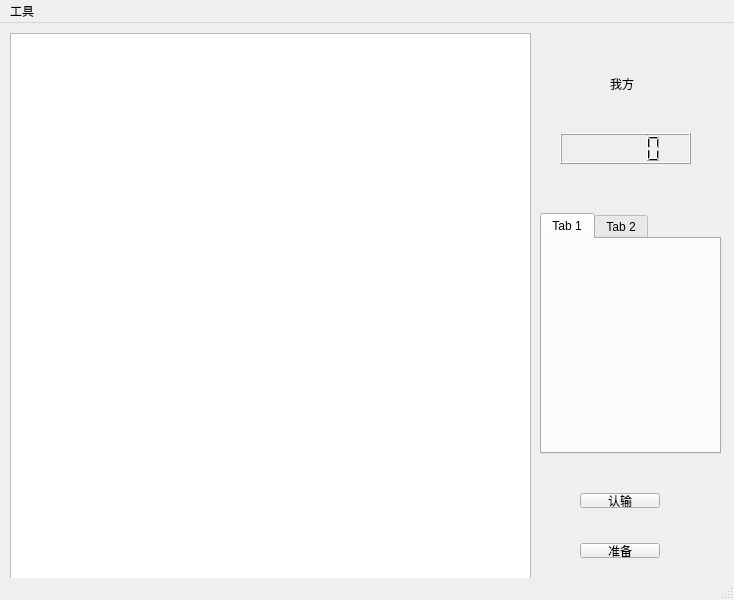
First picture: the form in mainwindow.ui, repository jkxing/QtCC, before the edit.
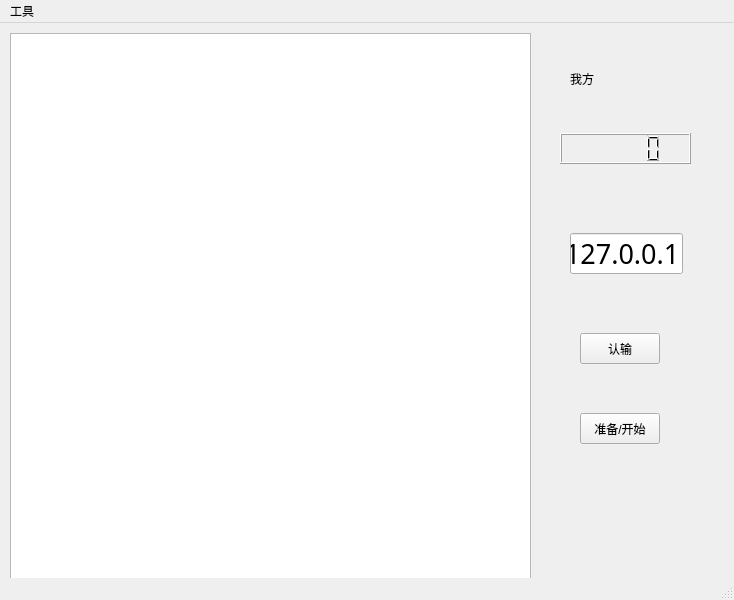
Second picture: the form after the edit. Icons and pictures are not drawn.

Patch:
```diff
--- a/mainwindow.ui
+++ b/mainwindow.ui
@@ -30,36 +30,16 @@
    <widget class="QLabel" name="label">
     <property name="geometry">
      <rect>
-      <x>610</x>
-      <y>50</y>
-      <width>81</width>
-      <height>21</height>
+      <x>570</x>
+      <y>40</y>
+      <width>121</width>
+      <height>31</height>
      </rect>
     </property>
     <property name="text">
      <string>我方</string>
     </property>
    </widget>
-   <widget class="QTabWidget" name="tabWidget">
-    <property name="geometry">
-     <rect>
-      <x>540</x>
-      <y>190</y>
-      <width>181</width>
-      <height>241</height>
-     </rect>
-    </property>
-    <widget class="QWidget" name="tab">
-     <attribute name="title">
-      <string>Tab 1</string>
-     </attribute>
-    </widget>
-    <widget class="QWidget" name="tab_2">
-     <attribute name="title">
-      <string>Tab 2</string>
-     </attribute>
-    </widget>
-   </widget>
    <widget class="QLCDNumber" name="lcdNumber">
     <property name="geometry">
      <rect>
@@ -74,28 +54,50 @@
     <property name="geometry">
      <rect>
       <x>580</x>
-      <y>520</y>
+      <y>390</y>
       <width>80</width>
-      <height>15</height>
+      <height>31</height>
      </rect>
     </property>
     <property name="text">
-     <string>准备</string>
+     <string>准备/开始</string>
     </property>
    </widget>
    <widget class="QPushButton" name="pushButton_2">
     <property name="geometry">
      <rect>
       <x>580</x>
-      <y>470</y>
+      <y>310</y>
       <width>80</width>
-      <height>15</height>
+      <height>31</height>
      </rect>
     </property>
     <property name="text">
      <string>认输</string>
     </property>
    </widget>
+   <widget class="QLineEdit" name="lineEdit">
+    <property name="geometry">
+     <rect>
+      <x>570</x>
+      <y>210</y>
+      <width>113</width>
+      <height>41</height>
+     </rect>
+    </property>
+    <property name="font">
+     <font>
+      <family>Agency FB</family>
+      <pointsize>20</pointsize>
+     </font>
+    </property>
+    <property name="styleSheet">
+     <string notr="true">backgroud-color:rgba(0,0,0,255)</string>
+    </property>
+    <property name="text">
+     <string>127.0.0.1</string>
+    </property>
+   </widget>
   </widget>
   <widget class="QMenuBar" name="menubar">
    <property name="geometry">
```
Left out of the diff: 6 changed lines with no effect on the pictures.
